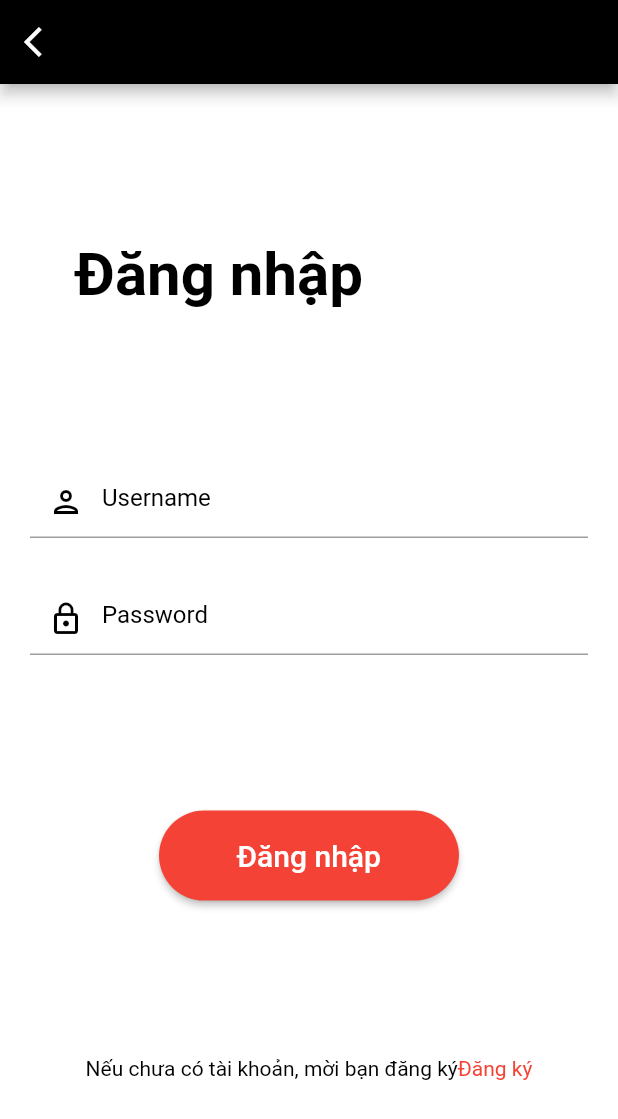
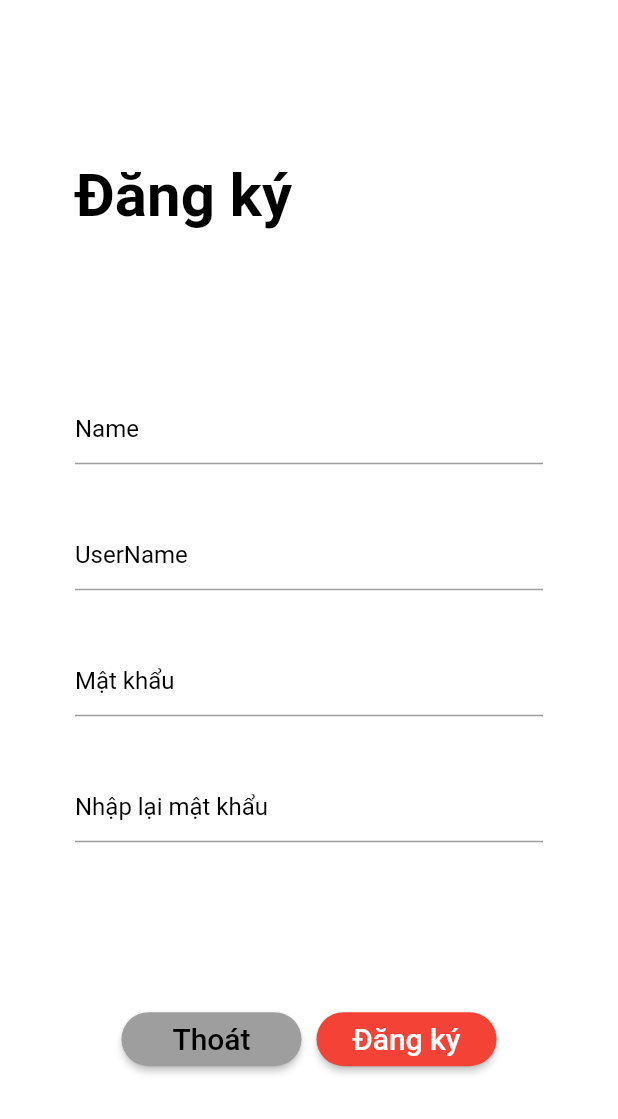
Before and after one commit to xibano/doandidong, a Flutter app: the screen it shows after launch, on a phone screen of 412 x 824 dp. Shown: the top 1119 px of the screen. Run offline on Flutter 3.47's test engine with Material 2 defaults, Android fonts, the phone set to English and light mode, and no system bars.

Commit message:
Xay dung trang sign up

```diff
--- a/lib/main.dart
+++ b/lib/main.dart
@@ -1,6 +1,8 @@
 import 'package:flutter/material.dart';
+import 'package:project_ct484/screen/sign_up.dart';
 import './screen/welcome_page.dart';
 import './screen/login_page.dart';
+import './screen/sign_up.dart';
 
 void main() {
   runApp(const MyApp());
@@ -18,7 +20,7 @@ class MyApp extends StatelessWidget {
       theme: ThemeData(
 
       ),
-      home:LoginPage(),
+      home:Signup(),
     );
   }
 }
--- /dev/null
+++ b/lib/screen/sign_up.dart
@@ -0,0 +1,97 @@
+import 'package:flutter/material.dart';
+class Signup extends StatelessWidget {
+  Widget textField({required String hintText}) {
+    return TextFormField(
+      decoration: InputDecoration(
+        hintText: hintText,
+        hintStyle: TextStyle(color: Colors.black),
+        enabledBorder: UnderlineInputBorder(
+          borderSide: BorderSide(
+            color: Colors.grey,
+          ),
+        ),
+      ),
+    );
+  }
+
+  Widget button({ required String buttonName, required Color color, required Color textColor}) {
+    return Container(
+      width: 120,
+      child: ElevatedButton(
+        style: ElevatedButton.styleFrom(
+          shape: RoundedRectangleBorder(
+            borderRadius: BorderRadius.circular(30)
+          ),
+          primary: color,
+        ),
+        onPressed: () {},
+        child: Text(
+          buttonName,
+          style: TextStyle(
+            fontSize: 20,
+            color: textColor,
+          ),
+        ),
+      ),
+    );
+  }
+
+  @override
+  Widget build(BuildContext context) {
+    return Scaffold(
+      backgroundColor: Colors.white,
+      body: SafeArea(
+        child: Container(
+          margin: EdgeInsets.symmetric(horizontal: 50),
+          child: Column(
+            crossAxisAlignment: CrossAxisAlignment.start,
+            mainAxisAlignment: MainAxisAlignment.spaceEvenly,
+            children: [
+              Text(
+                "Đăng ký",
+                style: TextStyle(
+                  color: Colors.black,
+                  fontWeight: FontWeight.bold,
+                  fontSize: 40,
+                ),
+              ),
+
+              Container(
+                height:300,
+                child: Column(
+                  mainAxisAlignment: MainAxisAlignment.spaceBetween,
+                  children: [
+                    textField(hintText: "Name"),
+                    textField(hintText: "UserName"),
+                    textField(hintText: "Mật khẩu"),
+                    textField(hintText: "Nhập lại mật khẩu"),
+                  ],
+                ),
+              ),
+              Row(
+                mainAxisAlignment: MainAxisAlignment.center,
+                children: [
+                  button(
+                    buttonName: "Thoát",
+                    color: Colors.grey,
+                    textColor: Colors.black,
+                  ),
+
+                  SizedBox(
+                    width: 10,
+                  ),
+
+                  button(
+                    buttonName: "Đăng ký",
+                    color: Colors.red,
+                    textColor: Colors.white,
+                  ),
+                ],
+              ),
+            ],
+          ),
+        ),
+      ),
+    );
+  }
+}
```
